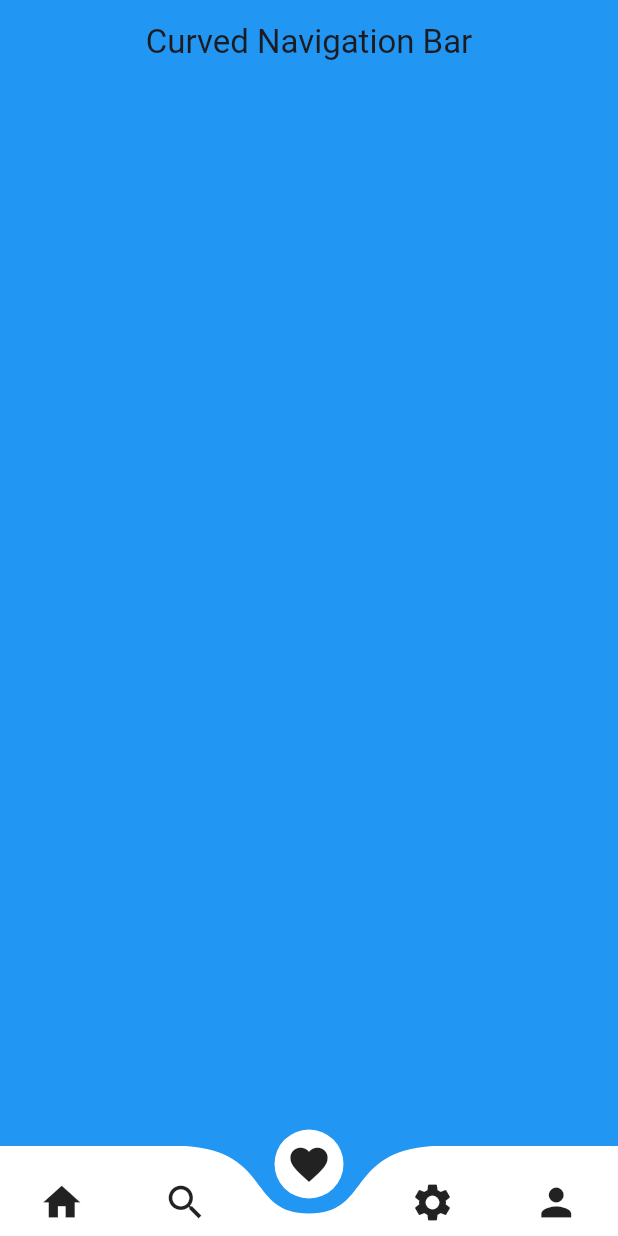
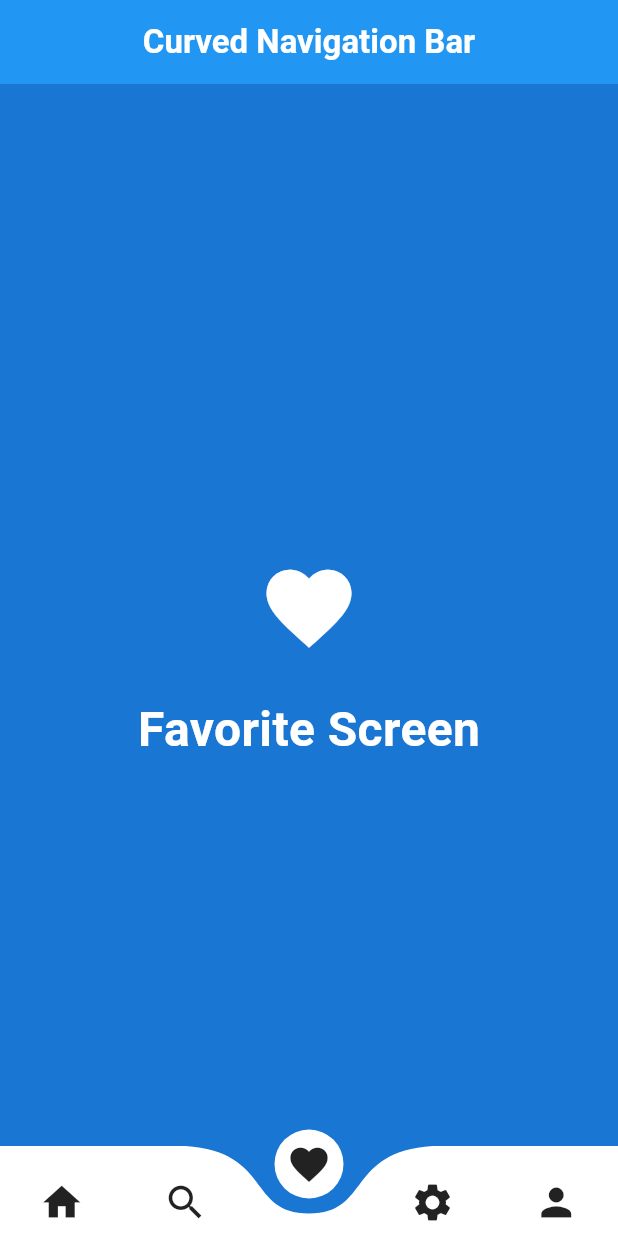
Before and after one commit to MrPouyaSaad/BottomNavigation, a Flutter app: the screen it shows after launch, on a phone screen of 412 x 824 dp. Run offline on Flutter 3.47's test engine with Material 2 defaults, Android fonts, the phone set to English and light mode, and no system bars; drawn by our look-alikes of curved_navigation_bar.

Commit message:
Add Screens

```diff
--- a/lib/main.dart
+++ b/lib/main.dart
@@ -1,3 +1,8 @@
+import 'package:bottom_navigation/screens/favorite.dart';
+import 'package:bottom_navigation/screens/home.dart';
+import 'package:bottom_navigation/screens/profile.dart';
+import 'package:bottom_navigation/screens/search.dart';
+import 'package:bottom_navigation/screens/settings.dart';
 import 'package:curved_navigation_bar/curved_navigation_bar.dart';
 import 'package:flutter/material.dart';
 
@@ -13,6 +18,7 @@ class MyApp extends StatelessWidget {
   Widget build(BuildContext context) {
     return MaterialApp(
       title: 'Bottom Navigation',
+      debugShowCheckedModeBanner: false,
       theme: ThemeData(
         colorScheme: ColorScheme.fromSeed(seedColor: Colors.deepPurple),
         useMaterial3: true,
@@ -31,6 +37,15 @@ class MainScreen extends StatefulWidget {
 
 class _MainScreenState extends State<MainScreen> {
   int index = 2;
+
+  final screens = const [
+    HomeScreen(),
+    SearchScreen(),
+    FavoriteScreen(),
+    SettingsScreen(),
+    ProfileScreen(),
+  ];
+
   final items = const [
     Icon(Icons.home, size: 30),
     Icon(Icons.search, size: 30),
@@ -45,10 +60,15 @@ class _MainScreenState extends State<MainScreen> {
       backgroundColor: Colors.blue,
       appBar: AppBar(
         backgroundColor: Colors.blue,
-        title: const Text('Curved Navigation Bar'),
+        foregroundColor: Colors.white,
+        title: const Text(
+          'Curved Navigation Bar',
+          style: TextStyle(fontWeight: FontWeight.bold),
+        ),
         centerTitle: true,
         elevation: 0,
       ),
+      body: screens[index],
       bottomNavigationBar: CurvedNavigationBar(
         backgroundColor: Colors.transparent,
         animationCurve: Curves.easeInOut,
--- /dev/null
+++ b/lib/screens/favorite.dart
@@ -0,0 +1,34 @@
+import 'package:flutter/material.dart';
+
+class FavoriteScreen extends StatelessWidget {
+  const FavoriteScreen({super.key});
+
+  @override
+  Widget build(BuildContext context) {
+    return Scaffold(
+      backgroundColor: Colors.blue.shade700,
+      body: const Center(
+        child: Column(
+          mainAxisAlignment: MainAxisAlignment.center,
+          children: [
+            Icon(
+              Icons.favorite,
+              size: 68,
+              color: Colors.white,
+            ),
+            SizedBox(
+              height: 24,
+            ),
+            Text(
+              'Favorite Screen',
+              style: TextStyle(
+                  color: Colors.white,
+                  fontWeight: FontWeight.bold,
+                  fontSize: 32),
+            ),
+          ],
+        ),
+      ),
+    );
+  }
+}
```
Also changed, not shown: lib/screens/home.dart (added, +34 -0 lines), lib/screens/profile.dart (added, +34 -0 lines), lib/screens/search.dart (added, +34 -0 lines), lib/screens/settings.dart (added, +34 -0 lines).
